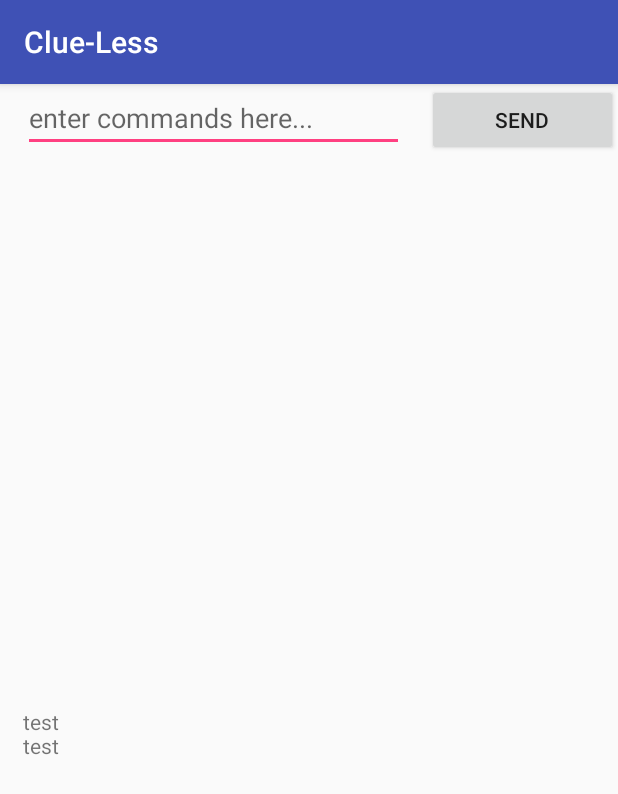
After one commit to DasFireflies/android, an Android app: the TextBased screen opened directly, with no data from a screen before it, on a phone screen of 412 x 824 dp. The commit adds this screen. Shown: the top 794 px of the screen. Run offline under Robolectric (Android 15) with nearby library versions, the phone set to English and light mode, and no system bars.

Commit message:
Added the text based version and messed with the backend connection to no avail

```diff
--- a/app/src/main/AndroidManifest.xml
+++ b/app/src/main/AndroidManifest.xml
@@ -1,6 +1,7 @@
 <?xml version="1.0" encoding="utf-8"?>
 <manifest xmlns:android="http://schemas.android.com/apk/res/android"
     package="com.jhu.fireflies.com.clue_less">
+
     <uses-permission android:name="android.permission.INTERNET" />
     <uses-permission android:name="android.permission.ACCESS_NETWORK_STATE" />
 
@@ -25,7 +26,8 @@
             android:theme="@style/AppTheme.NoActionBar" />
         <activity android:name=".InvestigationPadActivity" />
         <activity android:name=".StartOfGame" />
-        <activity android:name=".SuggestionAccusationActivity"></activity>
+        <activity android:name=".SuggestionAccusationActivity" />
+        <activity android:name=".TextBased"></activity>
     </application>
 
 </manifest>
--- a/app/src/main/java/com/jhu/fireflies/com/clue_less/LobbyActivity.java
+++ b/app/src/main/java/com/jhu/fireflies/com/clue_less/LobbyActivity.java
@@ -128,6 +128,6 @@ public class LobbyActivity extends AppCompatActivity {
 
     public void testNetwork(View view){
         BackendHandler backendHandler = BackendHandlerReference.getBackendHandler();
-        backendHandler.execute("test");
+        backendHandler.sendMessage("hello");
     }
 }
--- a/app/src/main/java/com/jhu/fireflies/com/clue_less/SuggestionAccusationActivity.java
+++ b/app/src/main/java/com/jhu/fireflies/com/clue_less/SuggestionAccusationActivity.java
@@ -64,5 +64,6 @@ public class SuggestionAccusationActivity extends AppCompatActivity {
     private void setRoom(String roomName){
         TextView roomLabel = (TextView) findViewById(R.id.roomLabelText);
         roomLabel.setText(roomName);
+
     }
 }
--- /dev/null
+++ b/app/src/main/java/com/jhu/fireflies/com/clue_less/TextBased.java
@@ -0,0 +1,41 @@
+package com.jhu.fireflies.com.clue_less;
+
+import android.support.v7.app.AppCompatActivity;
+import android.os.Bundle;
+import android.view.View;
+import android.widget.EditText;
+import android.widget.TextView;
+
+public class TextBased extends AppCompatActivity {
+
+    private  BackendHandler backendHandler;
+
+    private String responses;
+    @Override
+    protected void onCreate(Bundle savedInstanceState) {
+        super.onCreate(savedInstanceState);
+        setContentView(R.layout.activity_text_based);
+
+        backendHandler = BackendHandlerReference.getBackendHandler();
+
+        responses = "test";
+        TextView responseHistory = (TextView) findViewById(R.id.serverResponsesHistory);
+        responseHistory.setText(responses);
+
+        responses = "test\n" + responses;
+
+        responseHistory.setText(responses);
+    }
+
+    public void sendToServer(View view){
+
+        EditText commandLine = (EditText) findViewById(R.id.commandEntry);
+        String command = commandLine.getText().toString();
+        //responses = "Me: " + command + "\n" + responses;
+        BackendHandlerReference.addToServerLog(command, "me");
+
+        TextView responseHistory = (TextView) findViewById(R.id.serverResponsesHistory);
+        responseHistory.setText(BackendHandlerReference.getServerLog());
+    }
+
+}
--- /dev/null
+++ b/app/src/main/res/layout/activity_text_based.xml
@@ -0,0 +1,55 @@
+<?xml version="1.0" encoding="utf-8"?>
+<android.support.constraint.ConstraintLayout xmlns:android="http://schemas.android.com/apk/res/android"
+    xmlns:app="http://schemas.android.com/apk/res-auto"
+    xmlns:tools="http://schemas.android.com/tools"
+    android:layout_width="match_parent"
+    android:layout_height="match_parent"
+    tools:context="com.jhu.fireflies.com.clue_less.TextBased">
+
+
+    <LinearLayout
+        android:id="@+id/topBar"
+        app:layout_constraintTop_toTopOf="parent"
+        android:layout_width="match_parent"
+        android:layout_height="wrap_content"
+        android:orientation="horizontal">
+        <EditText
+            android:id="@+id/commandEntry"
+            android:layout_marginRight="15dp"
+            android:layout_marginLeft="15dp"
+            android:layout_weight="2"
+            android:layout_width="0dp"
+            android:layout_height="wrap_content"
+            android:hint="enter commands here..."
+            app:layout_constraintTop_toTopOf="parent" />
+        <Button
+            android:onClick="sendToServer"
+            android:layout_width="0dp"
+            android:layout_weight="1"
+            android:text="send"
+            android:layout_height="wrap_content" />
+    </LinearLayout>
+
+    <ScrollView
+        android:layout_marginLeft="15dp"
+        android:layout_marginRight="15dp"
+        android:layout_width="match_parent"
+        android:layout_height="wrap_content"
+        android:layout_marginTop="50dp"
+        android:foregroundGravity="top"
+        app:layout_constraintBottom_toBottomOf="parent"
+        app:layout_constraintTop_toBottomOf="@id/topBar">
+
+        <TextView
+            android:id="@+id/serverResponsesHistory"
+            android:layout_width="368dp"
+            android:layout_height="wrap_content"
+            tools:layout_editor_absoluteX="8dp"
+            tools:layout_editor_absoluteY="46dp" />
+
+    </ScrollView>
+
+
+
+
+</android.support.constraint.ConstraintLayout>
```
Also changed, not shown: app/src/main/java/com/jhu/fireflies/com/clue_less/BackendHandler.java (+22 -2 lines), app/src/main/java/com/jhu/fireflies/com/clue_less/BackendHandlerReference.java (+10 -0 lines), app/src/main/java/com/jhu/fireflies/com/clue_less/MainMenuActivity.java (+15 -1 lines), app/src/main/java/com/jhu/fireflies/com/clue_less/TCPClient.java (+14 -10 lines), app/src/main/res/layout/main_menu_layout.xml (+10 -1 lines), 20 other files.
